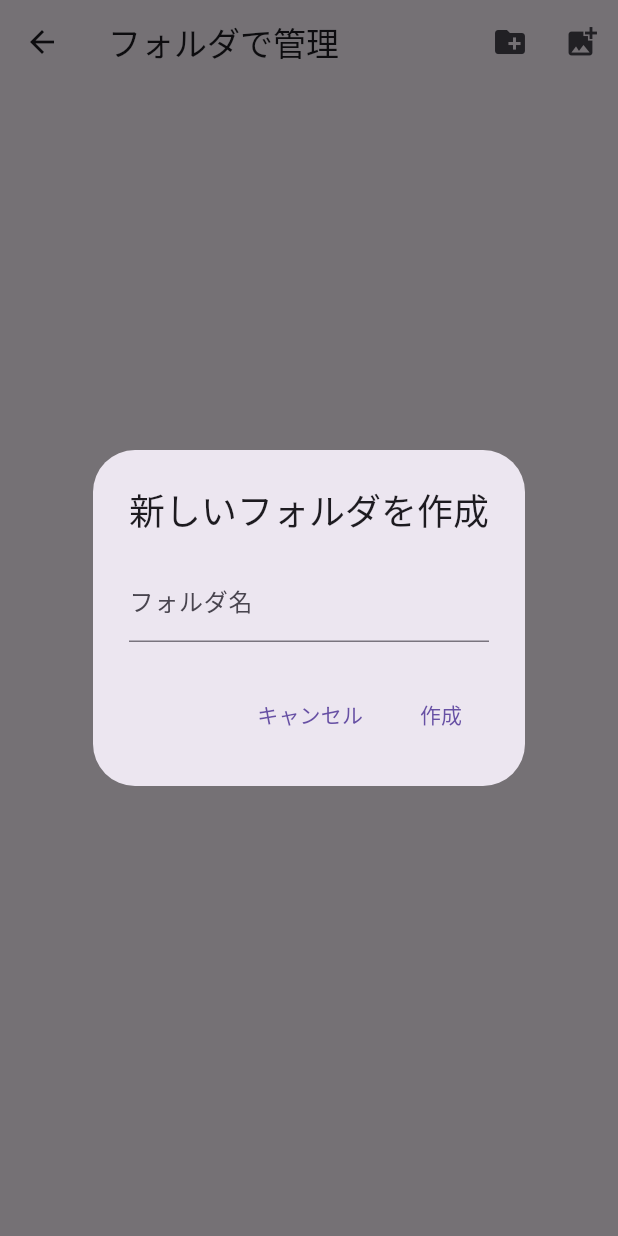
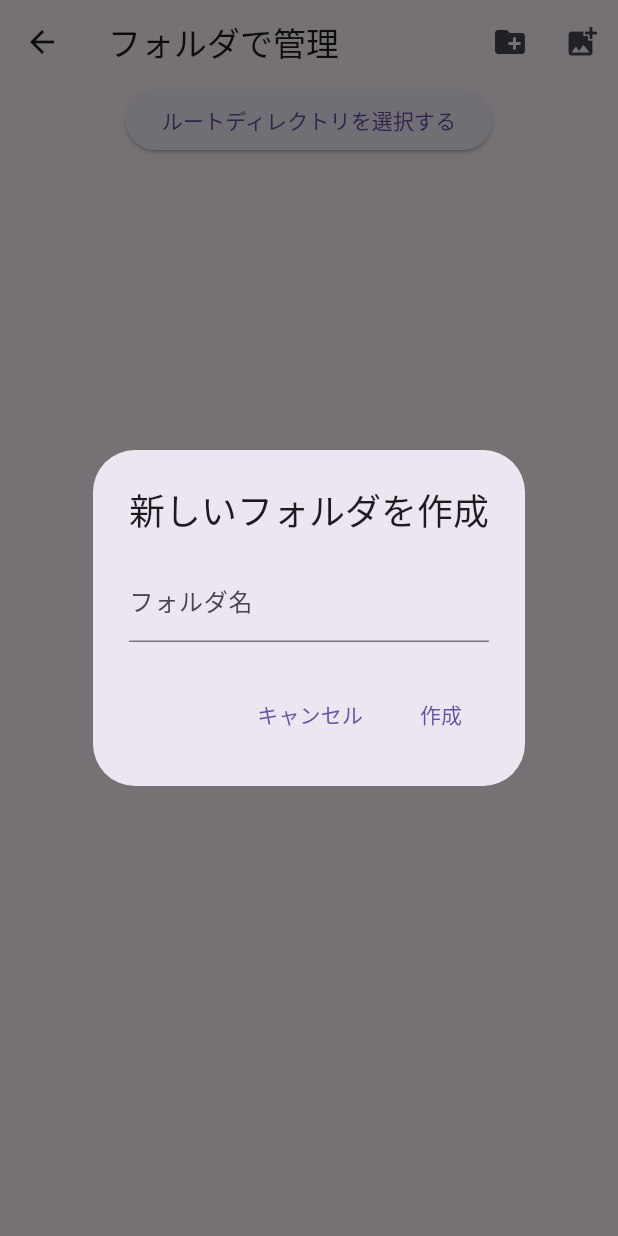
Before and after one commit to SuperHiroki/AndroidStudioApp, a Flutter app: the FolderPage screen opened directly, after a tap on the "create new folder" icon, on a phone screen of 412 x 824 dp. Run offline on Flutter 3.47's test engine with Material 3 defaults, Android fonts, the phone set to English and light mode, and no system bars; our stand-ins replace sqflite; accounts and stored records are empty.

Commit message:
can choose root dir

```diff
--- a/lib/folder_page.dart
+++ b/lib/folder_page.dart
@@ -120,32 +120,48 @@ class _FolderPageState extends State<FolderPage> {
         title: Text('フォルダで管理'),
         actions: <Widget>[
           IconButton(
-            icon: Icon(Icons.create_new_folder), // フォルダ追加アイコン
+            icon: Icon(Icons.create_new_folder),
             onPressed: () {
-              _addNewFolder(); // フォルダ追加機能を呼び出す
+              _addNewFolder();
             },
           ),
           IconButton(
-            icon: Icon(Icons.add_photo_alternate), // ファイル追加アイコン
+            icon: Icon(Icons.add_photo_alternate),
             onPressed: () {
-              _addNewPhotoItem(null, currentFolderId);  // ファイル追加機能を呼び出す
+              _addNewPhotoItem(null, currentFolderId);
             },
           ),
         ],
       ),
-      body: ListView.builder(
-        itemCount: items.length,
-        itemBuilder: (context, index) => buildFolderItem(items[index], 0),
+      body: Column(
+        children: [
+          ElevatedButton(
+            onPressed: () {
+              setState(() {
+                currentFolderId = null;
+              });
+              _listItems();
+            },
+            child: Text('ルートディレクトリを選択する'),
+          ),
+          Expanded(
+            child: ListView.builder(
+              itemCount: items.length,
+              itemBuilder: (context, index) => buildFolderItem(items[index], 0),
+            ),
+          ),
+        ],
       ),
     );
   }
 
 
 
+
   Widget buildFolderItem(dynamic item, int depth) {
     // アイテムの背景色を設定
     Color backgroundColor = item is Folder
-        ? (item.id == currentFolderId ? Colors.blue[100]! : Colors.lightBlue[50]!)
+        ? (item.id == currentFolderId ? Colors.blue[100]! : Colors.grey[350]!)
         : Colors.grey[200]!;
 
     return Column(
```
Also changed, not shown: lib/recent_memos_page.dart (+11 -3 lines).
